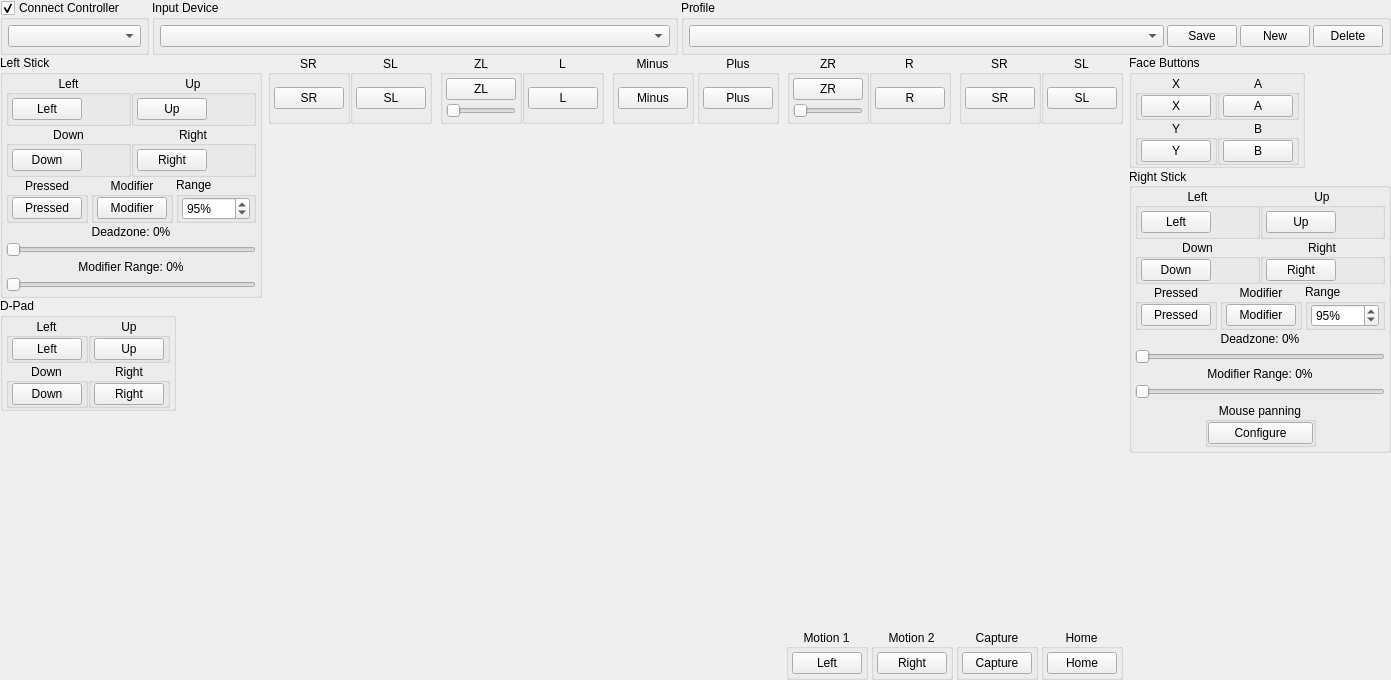
The window that src/storm_switch/configuration/configure_input_player.ui (ReiKatari/STORM_SWITCH) describes before a commit, drawn with Qt 5.
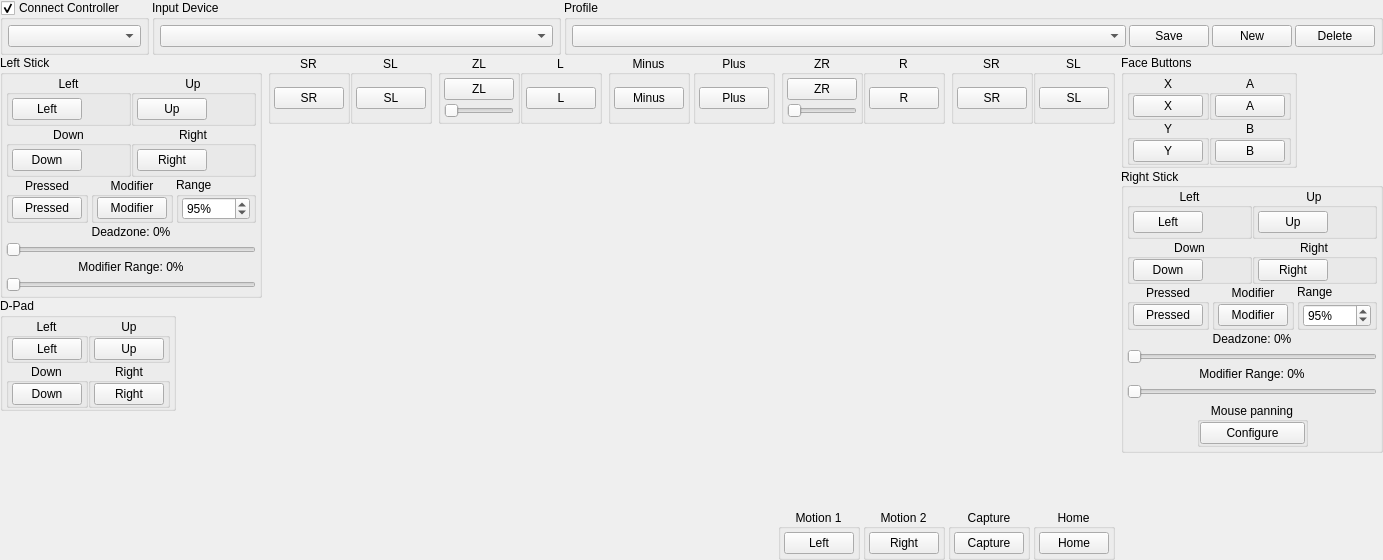
The same window after the commit. Custom widgets are drawn as their Qt base class.

What changed in the file:
```diff
--- a/src/storm_switch/configuration/configure_input_player.ui
+++ b/src/storm_switch/configuration/configure_input_player.ui
@@ -6,8 +6,8 @@
    <rect>
     <x>0</x>
     <y>0</y>
-    <width>1391</width>
-    <height>680</height>
+    <width>1040</width>
+    <height>560</height>
    </rect>
   </property>
   <property name="windowTitle">
@@ -118,7 +118,7 @@
           <item>
            <widget class="QComboBox" name="comboDevices">
             <property name="minimumContentsLength">
-             <number>60</number>
+             <number>14</number>
             </property>
            </widget>
           </item>
@@ -164,12 +164,6 @@
           </item>
           <item>
            <widget class="QPushButton" name="buttonProfilesSave">
-            <property name="maximumSize">
-             <size>
-              <width>68</width>
-              <height>16777215</height>
-             </size>
-            </property>
             <property name="styleSheet">
              <string notr="true">min-width: 68px;</string>
             </property>
@@ -180,12 +174,6 @@
           </item>
           <item>
            <widget class="QPushButton" name="buttonProfilesNew">
-            <property name="maximumSize">
-             <size>
-              <width>68</width>
-              <height>16777215</height>
-             </size>
-            </property>
             <property name="styleSheet">
              <string notr="true">min-width: 68px;</string>
             </property>
@@ -196,12 +184,6 @@
           </item>
           <item>
            <widget class="QPushButton" name="buttonProfilesDelete">
-            <property name="maximumSize">
-             <size>
-              <width>68</width>
-              <height>16777215</height>
-             </size>
-            </property>
             <property name="styleSheet">
              <string notr="true">min-width: 68px;</string>
             </property>
```
Left out of the diff: 2 changed lines with no effect on the pictures.
